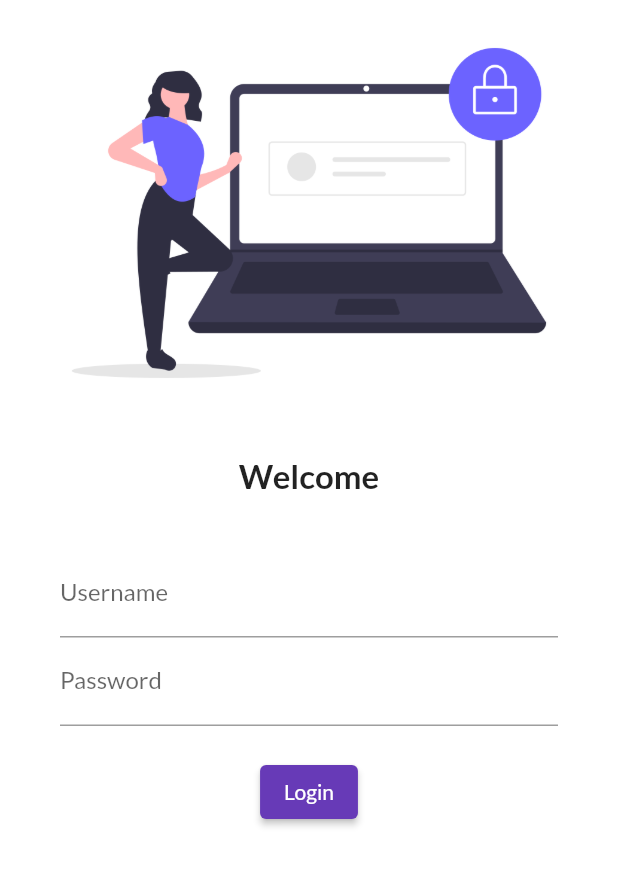
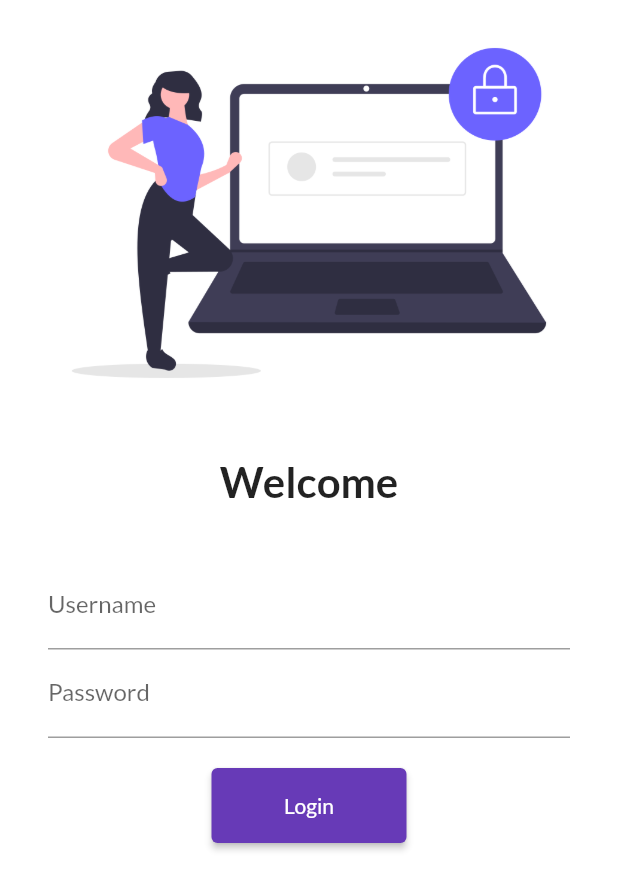
Before and after one commit to BasitAli05/LearningFlutter, a Flutter app: the screen it shows after launch, on a phone screen of 412 x 824 dp. Shown: the top 890 px of the screen. Run offline on Flutter 3.47's test engine with Material 2 defaults, Android fonts, the phone set to English and light mode, and no system bars; our stand-ins replace google_fonts.

Commit message:
Day5 completed

```diff
--- a/analysis_options.yaml
+++ b/analysis_options.yaml
@@ -7,7 +7,7 @@
 
 # The following line activates a set of recommended lints for Flutter apps,
 # packages, and plugins designed to encourage good coding practices.
-include: package:flutter_lints/flutter.yaml
+#include: package:flutter_lints/flutter.yaml
 
 linter:
   # The lint rules applied to this project can be customized in the
--- a/lib/main.dart
+++ b/lib/main.dart
@@ -1,6 +1,7 @@
 import 'package:flutter/material.dart';
+import 'package:flutter_application_1/utils/routes.dart';
 import 'pages/Home_page.dart';
-import 'pages/login.dart';
+import 'pages/login_page.dart';
 import 'package:google_fonts/google_fonts.dart';
 
 void main() {
@@ -17,7 +18,8 @@ class MyApp extends StatelessWidget {
       ),
       routes: {
         "/": (context) => LoginPage(),
-        "/login": (context) => HomePage()
+        myroutes.homeroute: (context) => HomePage(),
+        myroutes.loginroute: (context) => LoginPage()
       },
     );
   }
--- a/lib/pages/login.dart
+++ /dev/null
@@ -1,58 +0,0 @@
-import 'package:flutter/material.dart';
-
-class LoginPage extends StatelessWidget {
-  @override
-  Widget build(BuildContext context) {
-    return Material(
-        color: Colors.white,
-        child: Column(
-          children: [
-            Image.asset(
-              "assets/images/login_image.png",
-              fit: BoxFit.cover,
-            ),
-            SizedBox(
-              height: 20.0, // by default it is empty box
-            ),
-            Text(
-              "Welcome",
-              style: TextStyle(
-                fontSize: 22,
-                fontWeight: FontWeight.bold,
-              ),
-            ),
-            SizedBox(
-              height: 20.0, // by default it is empty box
-            ),
-            Padding(
-              padding:
-                  const EdgeInsets.symmetric(vertical: 16.0, horizontal: 40.0),
-              child: Column(
-                children: [
-                  TextFormField(
-                    decoration: InputDecoration(
-                      hintText: "Enter Username",
-                      labelText: "Username",
-                    ),
-                  ),
-                  TextFormField(
-                    obscureText: true,
-                    decoration: InputDecoration(
-                      hintText: "Enter Password",
-                      labelText: "Password",
-                    ),
-                  ),
-                  SizedBox(
-                    height: 20.0,
-                  ),
-                  ElevatedButton(
-                    child: Text("Login"),
-                    style: TextButton.styleFrom(),
-                    onPressed: () {  },),
-                ],
-              ),
-            ),
-          ],
-        ));
-  }
-}
--- /dev/null
+++ b/lib/pages/login_page.dart
@@ -0,0 +1,65 @@
+import 'package:flutter/material.dart';
+import 'package:flutter_application_1/utils/routes.dart';
+
+class LoginPage extends StatelessWidget {
+  @override
+  Widget build(BuildContext context) {
+    return Material(
+        color: Colors.white,
+        child: SingleChildScrollView(
+          // if height increases it put scroll to the whole view
+          child: Column(
+            children: [
+              Image.asset(
+                "assets/images/login_image.png",
+                fit: BoxFit.cover,
+              ),
+              SizedBox(
+                height: 20.0, // by default it is empty box
+              ),
+              Text(
+                "Welcome",
+                style: TextStyle(
+                  fontSize: 28,
+                  fontWeight: FontWeight.bold,
+                ),
+              ),
+              SizedBox(
+                height: 20.0, // by default it is empty box
+              ),
+              Padding(
+                padding: const EdgeInsets.symmetric(
+                    vertical: 16.0, horizontal: 32.0),
+                child: Column(
+                  children: [
+                    TextFormField(
+                      decoration: InputDecoration(
+                        hintText: "Enter Username",
+                        labelText: "Username",
+                      ),
+                    ),
+                    TextFormField(
+                      obscureText: true,
+                      decoration: InputDecoration(
+                        hintText: "Enter Password",
+                        labelText: "Password",
+                      ),
+                    ),
+                    SizedBox(
+                      height: 20.0,
+                    ),
+                    ElevatedButton(
+                      child: Text("Login"),
+                      style: TextButton.styleFrom(minimumSize: Size(130, 50)),
+                      onPressed: () {
+                        Navigator.pushNamed(context, myroutes.homeroute);
+                      },
+                    ),
+                  ],
+                ),
+              ),
+            ],
+          ),
+        ));
+  }
+}
--- /dev/null
+++ b/lib/utils/routes.dart
@@ -0,0 +1,4 @@
+class myroutes {
+  static String loginroute = "/login";
+  static String homeroute = "/home";
+}
```
